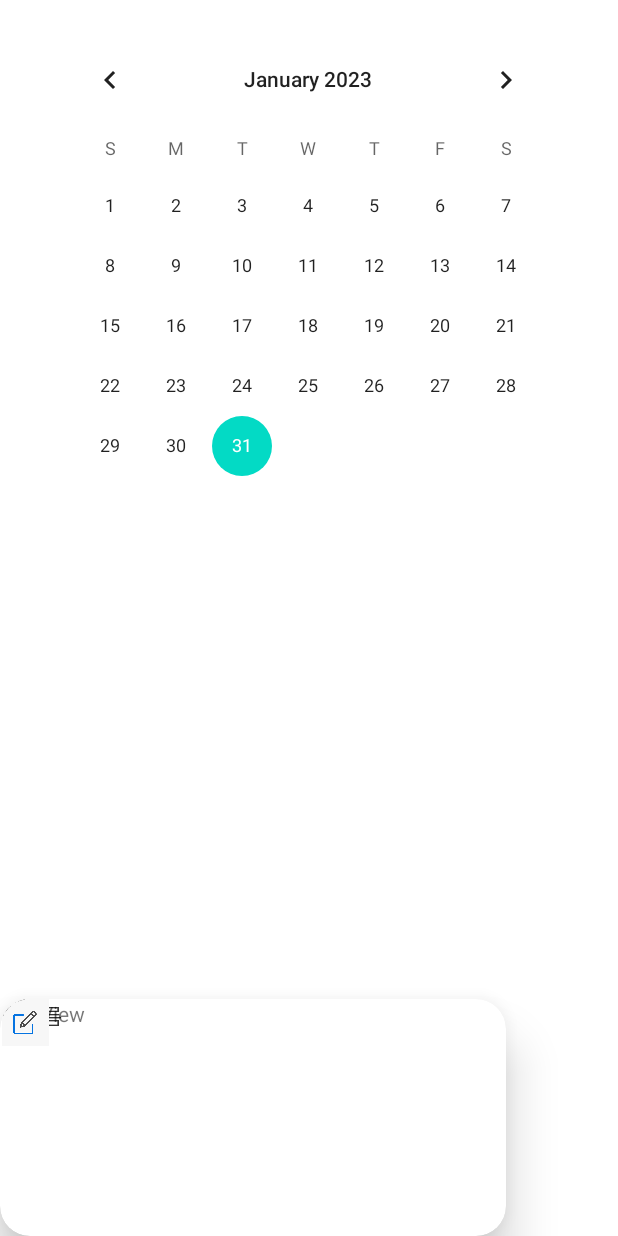
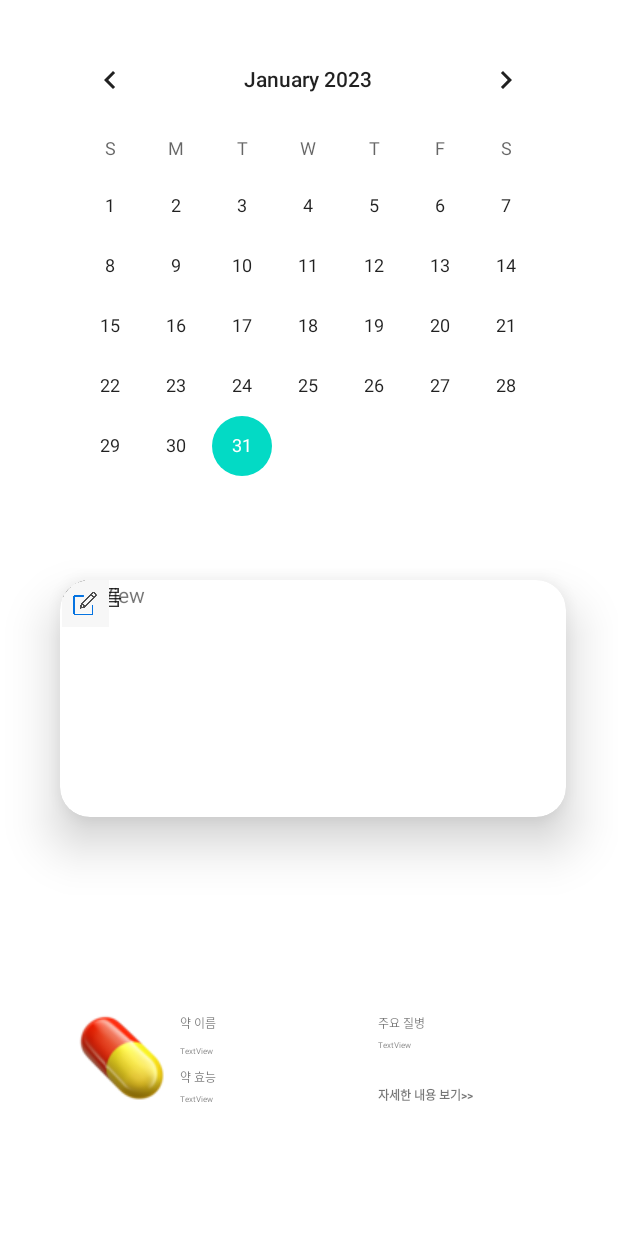
Before and after one commit to withoutsultang/CareRoutine, an Android app: the layout activity_calendar.xml on its own in the app's theme, with its tools: preview values and no code run, on a phone screen of 412 x 824 dp. Run offline under Robolectric (Android 15) with nearby library versions, the phone set to English and light mode, and no system bars.

Commit message:
23/01/31 calendar ICanSeeTheHalo

```diff
--- a/app/src/main/res/layout/activity_calendar.xml
+++ b/app/src/main/res/layout/activity_calendar.xml
@@ -83,10 +83,10 @@
         app:cardCornerRadius="20dp"
         app:cardElevation="20dp"
         app:layout_constraintBottom_toBottomOf="parent"
-        app:layout_constraintEnd_toEndOf="@+id/calendarView"
+        app:layout_constraintEnd_toEndOf="parent"
         app:layout_constraintHorizontal_bias="0.538"
-        app:layout_constraintStart_toStartOf="@+id/calendarView"
-        app:layout_constraintTop_toBottomOf="@+id/calendarView"
+        app:layout_constraintStart_toStartOf="parent"
+        app:layout_constraintTop_toBottomOf="@+id/cal"
         app:layout_constraintVertical_bias="0.095">
 
         <androidx.constraintlayout.widget.ConstraintLayout
```
